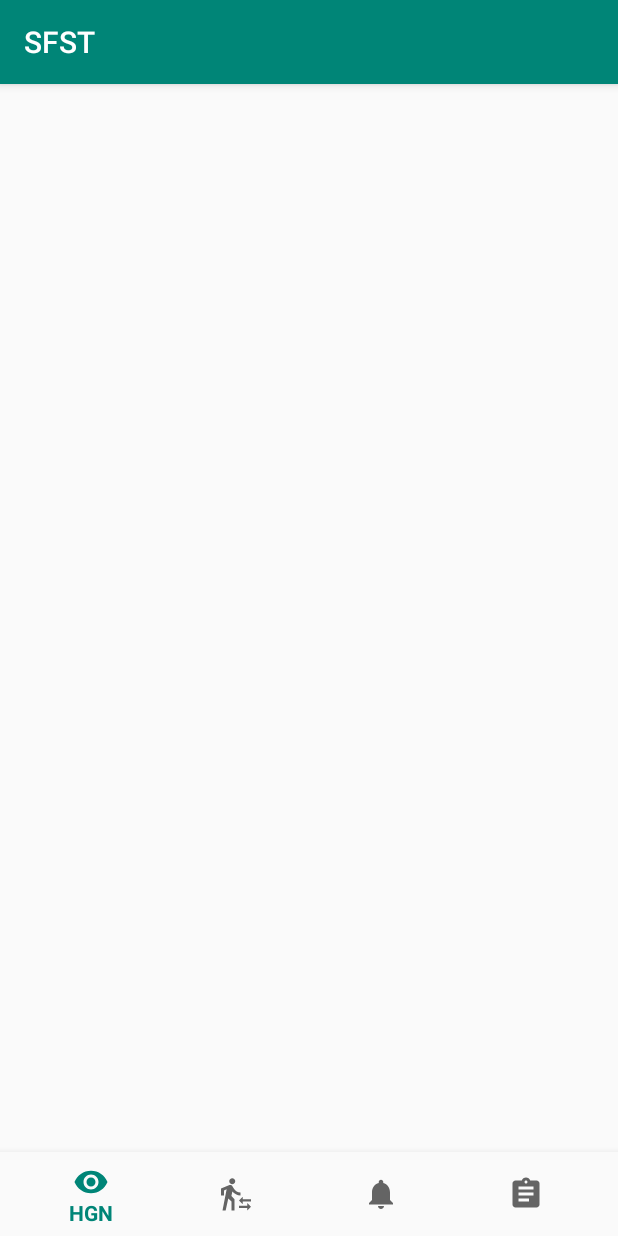
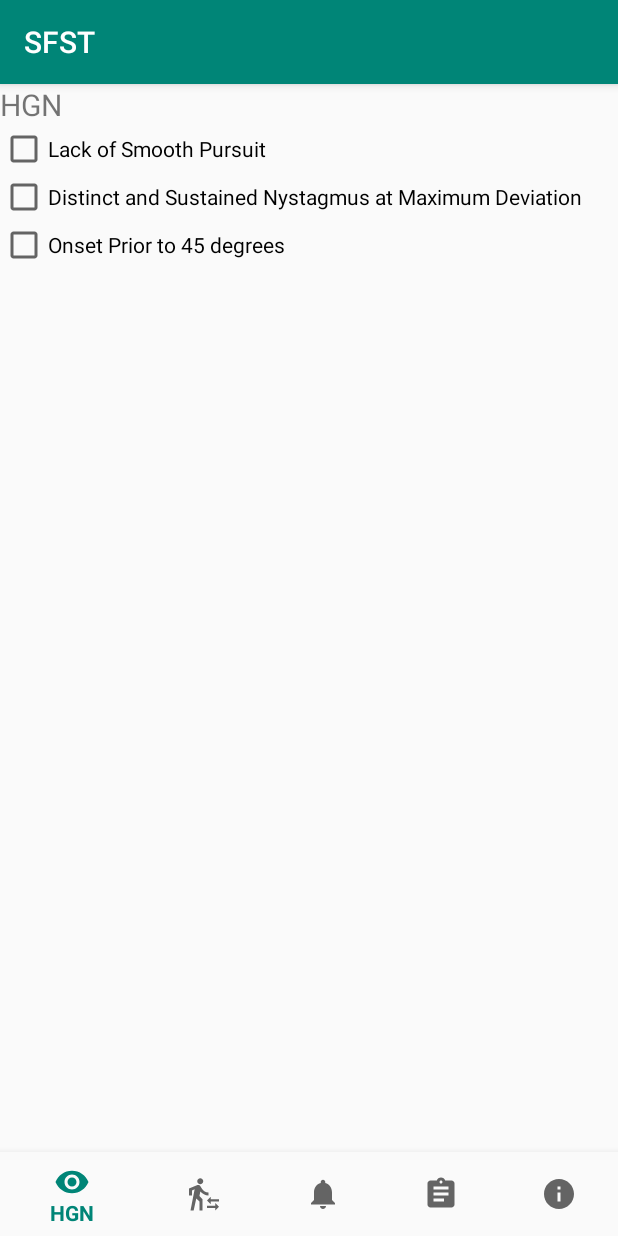
Before and after one commit to Zavon/SFSTo, an Android app: the screen it shows after launch (MainActivity), item 4 of the bottom bar chosen, on a phone screen of 412 x 824 dp. Run offline under Robolectric (Android 15) with nearby library versions, the phone set to English and light mode, and no system bars.

Commit message:
Completed basic layout and navigation

```diff
--- a/app/build.gradle
+++ b/app/build.gradle
@@ -28,4 +28,5 @@ dependencies {
     testImplementation 'junit:junit:4.12'
     androidTestImplementation 'com.android.support.test:runner:1.0.2'
     androidTestImplementation 'com.android.support.test.espresso:espresso-core:3.0.2'
+
 }
--- /dev/null
+++ b/app/src/main/java/org/zavon/sfst/BottomNavigationViewHelper.java
@@ -0,0 +1,34 @@
+package org.zavon.sfst;
+
+import android.annotation.SuppressLint;
+import android.support.design.internal.BottomNavigationItemView;
+import android.support.design.internal.BottomNavigationMenuView;
+import android.support.design.widget.BottomNavigationView;
+import android.util.Log;
+
+import java.lang.reflect.Field;
+
+public class BottomNavigationViewHelper {
+    @SuppressLint("RestrictedApi")
+    public static void removeShiftMode(BottomNavigationView view) {
+        BottomNavigationMenuView menuView = (BottomNavigationMenuView) view.getChildAt(0);
+        try {
+            Field shiftingMode = menuView.getClass().getDeclaredField("mShiftingMode");
+            shiftingMode.setAccessible(true);
+            shiftingMode.setBoolean(menuView, false);
+            shiftingMode.setAccessible(false);
+            for (int i = 0; i < menuView.getChildCount(); i++) {
+                BottomNavigationItemView item = (BottomNavigationItemView) menuView.getChildAt(i);
+                //noinspection RestrictedApi
+                item.setShiftingMode(false);
+                // set once again checked value, so view will be updated
+                //noinspection RestrictedApi
+                item.setChecked(item.getItemData().isChecked());
+            }
+        } catch (NoSuchFieldException e) {
+            Log.e("BottomNav", "Unable to get shift mode field", e);
+        } catch (IllegalAccessException e) {
+            Log.e("BottomNav", "Unable to change value of shift mode", e);
+        }
+    }
+}
--- a/app/src/main/java/org/zavon/sfst/MainActivity.java
+++ b/app/src/main/java/org/zavon/sfst/MainActivity.java
@@ -8,6 +8,7 @@ import android.support.v4.app.FragmentTransaction;
 import android.support.v7.app.AppCompatActivity;
 import android.view.MenuItem;
 import android.widget.TextView;
+
 
 public class MainActivity extends AppCompatActivity {
 
@@ -32,6 +33,9 @@ public class MainActivity extends AppCompatActivity {
                 case R.id.navigation_report:
                     selectedFragment = ReportFragment.newInstance();
                     break;
+                case R.id.navigation_about:
+                    selectedFragment = aboutFragment.newInstance();
+                    break;
             }
             FragmentTransaction transaction = getSupportFragmentManager().beginTransaction();
             transaction.replace(R.id.frame_layout, selectedFragment);
@@ -46,6 +50,7 @@ public class MainActivity extends AppCompatActivity {
         setContentView(R.layout.activity_main);
 
         BottomNavigationView navigation = (BottomNavigationView) findViewById(R.id.navigation);
+        BottomNavigationViewHelper.removeShiftMode(navigation);
         navigation.setOnNavigationItemSelectedListener(mOnNavigationItemSelectedListener);
 
         FragmentTransaction transaction = getSupportFragmentManager().beginTransaction();
--- /dev/null
+++ b/app/src/main/res/drawable/ic_info_24dp.xml
@@ -0,0 +1,9 @@
+<vector xmlns:android="http://schemas.android.com/apk/res/android"
+        android:width="24dp"
+        android:height="24dp"
+        android:viewportWidth="24.0"
+        android:viewportHeight="24.0">
+    <path
+        android:fillColor="#FF000000"
+        android:pathData="M12,2C6.48,2 2,6.48 2,12s4.48,10 10,10 10,-4.48 10,-10S17.52,2 12,2zM13,17h-2v-6h2v6zM13,9h-2L11,7h2v2z"/>
+</vector>
--- a/app/src/main/res/layout/fragment_report.xml
+++ b/app/src/main/res/layout/fragment_report.xml
@@ -1,11 +1,31 @@
 <?xml version="1.0" encoding="utf-8"?>
-<FrameLayout xmlns:android="http://schemas.android.com/apk/res/android"
+<LinearLayout xmlns:android="http://schemas.android.com/apk/res/android"
     xmlns:tools="http://schemas.android.com/tools"
     android:layout_width="match_parent"
     android:layout_height="match_parent"
+    android:orientation="vertical"
     tools:context=".ReportFragment">
 
-    <!-- TODO: Update blank fragment layout -->
+    <TextView
+        android:layout_width="match_parent"
+        android:layout_height="wrap_content"
+        android:text="@string/title_hgn"
+        android:textSize="20sp"/>
+    <CheckBox android:id="@+id/checkbox_smoothPursuit"
+        android:layout_width="wrap_content"
+        android:layout_height="wrap_content"
+        android:text="@string/smoothPursuit"
+        android:onClick="onCheckboxClicked"/>
+    <CheckBox android:id="@+id/checkbox_distinct"
+        android:layout_width="wrap_content"
+        android:layout_height="wrap_content"
+        android:text="@string/distinct"
+        android:onClick="onCheckboxClicked"/>
+    <CheckBox android:id="@+id/checkbox_priorTo45"
+        android:layout_width="wrap_content"
+        android:layout_height="wrap_content"
+        android:text="@string/priorTo45"
+        android:onClick="onCheckboxClicked"/>
 
 
-</FrameLayout>
+</LinearLayout>
--- a/app/src/main/res/menu/navigation.xml
+++ b/app/src/main/res/menu/navigation.xml
@@ -1,23 +1,35 @@
 <?xml version="1.0" encoding="utf-8"?>
-<menu xmlns:android="http://schemas.android.com/apk/res/android">
+<menu xmlns:android="http://schemas.android.com/apk/res/android"
+    xmlns:app="http://schemas.android.com/apk/res-auto">
 
     <item
         android:id="@+id/navigation_hgn"
         android:icon="@drawable/ic_hgn_24dp"
-        android:title="@string/title_hgn" />
+        android:title="@string/title_hgn"
+        app:showAsAction="always|withText"/>
 
     <item
         android:id="@+id/navigation_wat"
         android:icon="@drawable/ic_wat_24dp"
-        android:title="@string/title_wat" />
+        android:title="@string/title_wat"
+        app:showAsAction="always|withText"/>
 
     <item
         android:id="@+id/navigation_ols"
         android:icon="@drawable/ic_notifications_black_24dp"
-        android:title="@string/title_ols" />
+        android:title="@string/title_ols"
+        app:showAsAction="always|withText"/>
     <item
         android:id="@+id/navigation_report"
         android:icon="@drawable/ic_report_24dp"
-        android:title="Report"/>
+        android:title="@string/title_report"
+        app:showAsAction="always|withText"/>
+
+    <item
+        android:id="@+id/navigation_about"
+        android:icon="@drawable/ic_info_24dp"
+        android:title="@string/title_about"
+        app:showAsAction="always|withText"/>
+
 
 </menu>
--- a/app/src/main/res/values/strings.xml
+++ b/app/src/main/res/values/strings.xml
@@ -3,6 +3,8 @@
     <string name="title_hgn">HGN</string>
     <string name="title_ols">OLS</string>
     <string name="title_wat">WAT</string>
+    <string name="title_report">Report</string>
+    <string name="title_about">About</string>
     <string name="instructions_hgn">1. I am going to check your eyes.\n\n2. Keep your head still and follow the stimulus with your eyes only.\n\n3. Do not move your head.\n\n4. Do you understand the instructions?</string>
     <string name="instructions_ols">1. Stand with your heels together and your arms at your side.\n\n2. Do not begin until I tell you to.\n\n3. Do you understand?\n\n4. When I tell you, I want you to raise one leg,
         either leg, approximately six inches off the ground, foot pointed out. Keep both legs straight and keep your eyes on the elevated foot.\n\n5. While holding that position, count out loud; one thousand and one,
@@ -15,4 +17,9 @@
     <!-- TODO: Remove or change this placeholder text -->
     <string name="pick_date">date</string>
     <string name="hello_blank_fragment">Hello blank fragment</string>
+
+    <!-- Report Strings -->
+    <string name="smoothPursuit">Lack of Smooth Pursuit</string>
+    <string name="distinct">Distinct and Sustained Nystagmus at Maximum Deviation</string>
+    <string name="priorTo45">Onset Prior to 45 degrees</string>
 </resources>
```
Also changed, not shown: app/src/main/java/org/zavon/sfst/ReportFragment.java (+27 -0 lines), app/src/main/java/org/zavon/sfst/aboutFragment.java (added, +28 -0 lines), app/src/main/res/layout/fragment_about.xml (added, +14 -0 lines).
